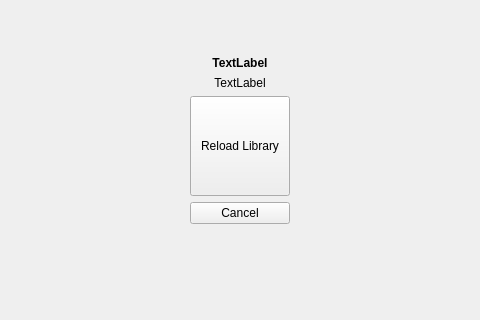
This is src/Gui/Library/GUI_LocalLibrary.ui in Inferno214221/sayonara-player as Qt 5 draws it before an edit; both pictures show x 137 to 617 and y 157 to 477 of the 753 by 566 pixel window. The edited form follows.
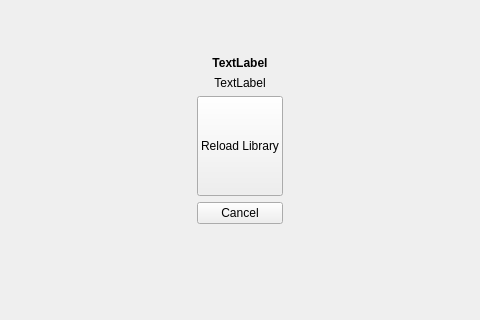
This is the edited form. The open tabs and pages were chosen to show the change. Custom widgets are drawn as their Qt base class.

```diff
--- a/src/Gui/Library/GUI_LocalLibrary.ui
+++ b/src/Gui/Library/GUI_LocalLibrary.ui
@@ -538,9 +538,6 @@
            <height>100</height>
           </size>
          </property>
-         <property name="styleSheet">
-          <string notr="true">padding: 10px;</string>
-         </property>
          <property name="text">
           <string notr="true">Reload Library</string>
          </property>
```
Left out of the diff: 2 changed lines with no effect on the pictures.
